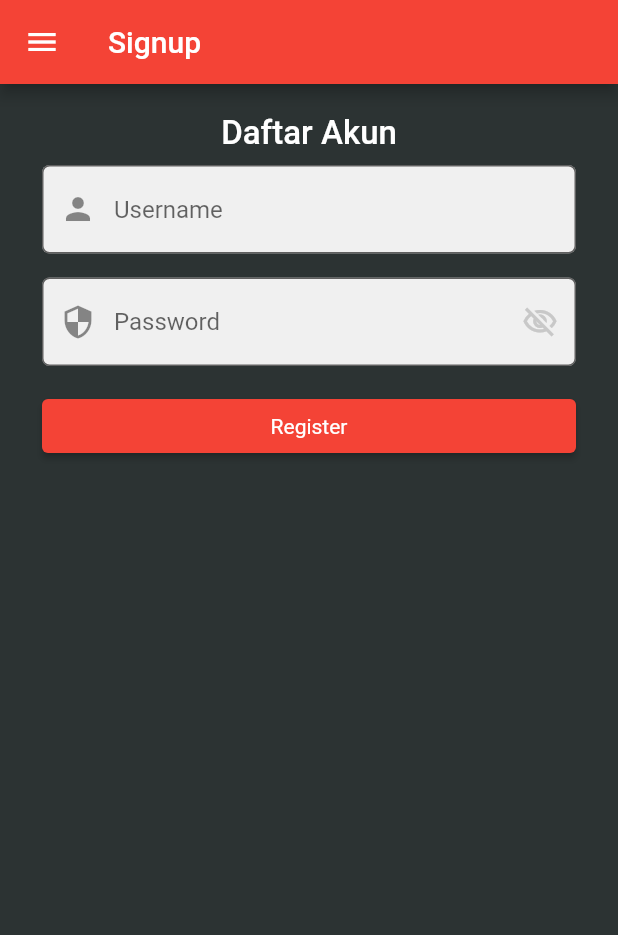
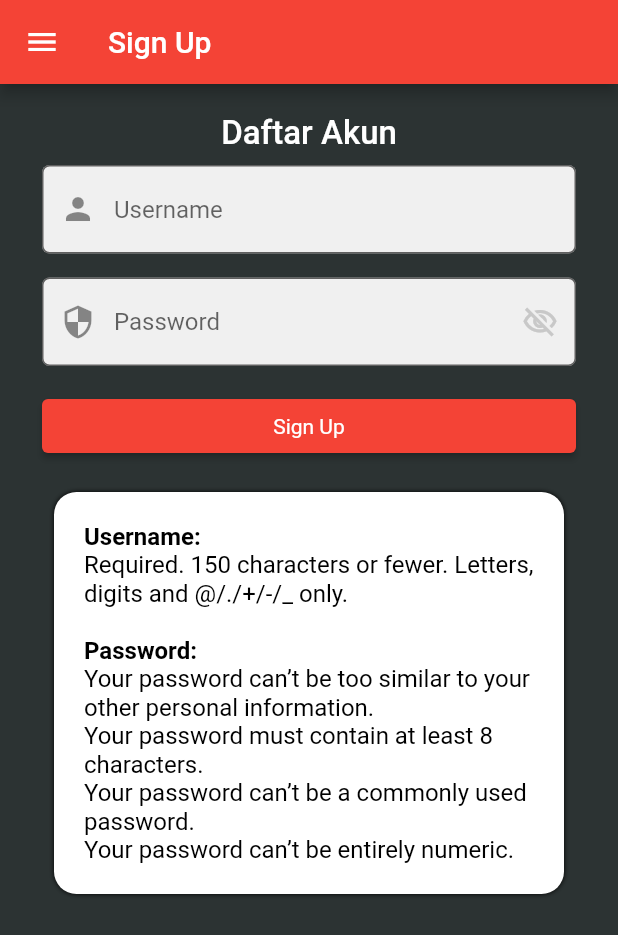
Before and after one commit to ivanoxx/project-uas-pbp, a Flutter app: the SignupPage screen opened directly, on a phone screen of 412 x 824 dp. Shown: the top 935 px of the screen. Run offline on Flutter 3.47's test engine with Material 2 defaults, Android fonts, the phone set to English and light mode, and no system bars; our stand-ins replace dio, dropdown_button2, image_picker, multi_select_flutter; missing offline and left inert: pbp_django_auth; network calls fail.

Commit message:
fixing sign up

```diff
--- a/lib/main.dart
+++ b/lib/main.dart
@@ -188,11 +188,6 @@ class _MyHomePageState extends State<MyHomePage> {
                                     BoxShadow(
                                         color: Colors.black, blurRadius: 2.0)
                                   ],
-                                  // border: Border.all(
-                                  //     color:
-                                  //     snapshot.data![index].fields.isCaptured
-                                  //         ? Colors.white
-                                  //         : Colors.red)
                                 ),
                                 child: Column(children: [
                                   Row(children: [
--- a/lib/page/signup.dart
+++ b/lib/page/signup.dart
@@ -23,14 +23,13 @@ class _State extends State<SignupPage> {
     });
   }
 
-
   @override
   Widget build(BuildContext context) {
     final request = context.watch<CookieRequest>();
     return Scaffold(
       resizeToAvoidBottomInset: false,
       appBar: AppBar(
-        title: const Text('Signup'),
+        title: const Text('Sign Up'),
       ),
       drawer: leftDrawer(),
       body: SingleChildScrollView(
@@ -40,7 +39,8 @@ class _State extends State<SignupPage> {
             padding: const EdgeInsets.all(20),
             child: Column(
               children: [
-                const Text('Daftar Akun',
+                const Text(
+                  'Daftar Akun',
                   style: TextStyle(
                       color: Colors.white,
                       fontWeight: FontWeight.w500,
@@ -82,10 +82,9 @@ class _State extends State<SignupPage> {
                       suffixIcon: IconButton(
                         color: Color.fromRGBO(200, 200, 200, 1),
                         splashRadius: 1,
-                        icon: Icon(isPasswordVisible ?
-                        Icons.visibility_outlined :
-                        Icons.visibility_off_outlined
-                        ),
+                        icon: Icon(isPasswordVisible
+                            ? Icons.visibility_outlined
+                            : Icons.visibility_off_outlined),
                         onPressed: togglePasswordView,
                       ),
                     ),
@@ -100,19 +99,19 @@ class _State extends State<SignupPage> {
                 Padding(
                   padding: const EdgeInsets.all(8),
                   child: ElevatedButton(
-                      child: const Text('Register'),
+                      child: const Text('Sign Up'),
                       onPressed: () async {
-                        if (_formKey.currentState!.validate()){
-                            const url = "https://whistle-blower.up.railway.app/auth/register/";
-                            //const url = "https://whistle-blower.up.railway.app/auth/register/";
+                        if (_formKey.currentState!.validate()) {
+                          const url =
+                              "https://whistle-blower.up.railway.app/auth/register/";
+                          //const url = "https://whistle-blower.up.railway.app/auth/register/";
                           final response = await request.login(url, {
-                            "username" : controllerUsername.text,
-                            "password" : controllerPassword.text}
-                          );
-                          if (response['instance'] == 'gagal Dibuat'){
+                            "username": controllerUsername.text,
+                            "password": controllerPassword.text
+                          });
+                          if (response['instance'] == 'gagal Dibuat') {
                             showAlertDialog(context);
-                          }
-                          else {
+                          } else {
                             showAlertDialog2(context);
                           }
                         }
@@ -121,10 +120,48 @@ class _State extends State<SignupPage> {
                           fixedSize: const Size(500, 30),
                           textStyle: const TextStyle(
                             color: Colors.white,
-                          )
-                      )
-                  ),
+                          ))),
                 ),
+                Container(
+                  width: 550,
+                    margin: const EdgeInsets.symmetric(
+                        horizontal: 16, vertical: 12),
+                    padding: const EdgeInsets.all(20.0),
+                    decoration: BoxDecoration(
+                      color: Colors.white,
+                      borderRadius: BorderRadius.circular(15.0),
+                      boxShadow: const [
+                        BoxShadow(color: Colors.black, blurRadius: 2.0)
+                      ],
+                    ),
+                    child: Column(children: [
+                      Row(children: [
+                        Flexible(
+                            child:RichText(
+                              text: TextSpan(
+                                style: const TextStyle(
+                                  fontSize: 16.0,
+                                  color: Colors.black,
+                                ),
+                                children: <TextSpan>[
+                                  const TextSpan(
+                                      text: 'Username:\n',
+                                      style:
+                                      TextStyle(fontWeight: FontWeight.bold)),
+                                  TextSpan(text: "Required. 150 characters or fewer. Letters, digits and @/./+/-/_ only.\n\n"),
+                                  const TextSpan(
+                                      text: 'Password:\n',
+                                      style:
+                                      TextStyle(fontWeight: FontWeight.bold)),
+                                  TextSpan(text: "Your password can’t be too similar to your other personal information.\n"),
+                                  TextSpan(text: "Your password must contain at least 8 characters.\n"),
+                                  TextSpan(text: "Your password can’t be a commonly used password.\n"),
+                                  TextSpan(text: "Your password can’t be entirely numeric."),
+                                ],
+                              ),
+                            ),
+                        )]),
+                    ]))
               ],
             ),
           ),
@@ -140,18 +177,19 @@ showAlertDialog(BuildContext context) {
     child: Text("Coba Lagi"),
     onPressed: () {
       Navigator.push(
-          context,
-          MaterialPageRoute(
-              builder: (context) => SignupPage()
-          )
-      );
+          context, MaterialPageRoute(builder: (context) => SignupPage()));
     },
   );
 
   // set up the AlertDialog
   AlertDialog alert = AlertDialog(
     title: Text("Gagal!"),
-    content: Text("Silakan gunakan username dan password lain!"),
+    content: Column(
+      crossAxisAlignment: CrossAxisAlignment.start,
+      children: [
+        Text("Silakan gunakan username dan password lain!"),
+      ],
+    ),
     actions: [
       okButton,
     ],
@@ -172,11 +210,7 @@ showAlertDialog2(BuildContext context) {
     child: Text("OK"),
     onPressed: () {
       Navigator.push(
-          context,
-          MaterialPageRoute(
-              builder: (context) => LoginPage()
-          )
-      );
+          context, MaterialPageRoute(builder: (context) => LoginPage()));
     },
   );
 
```
